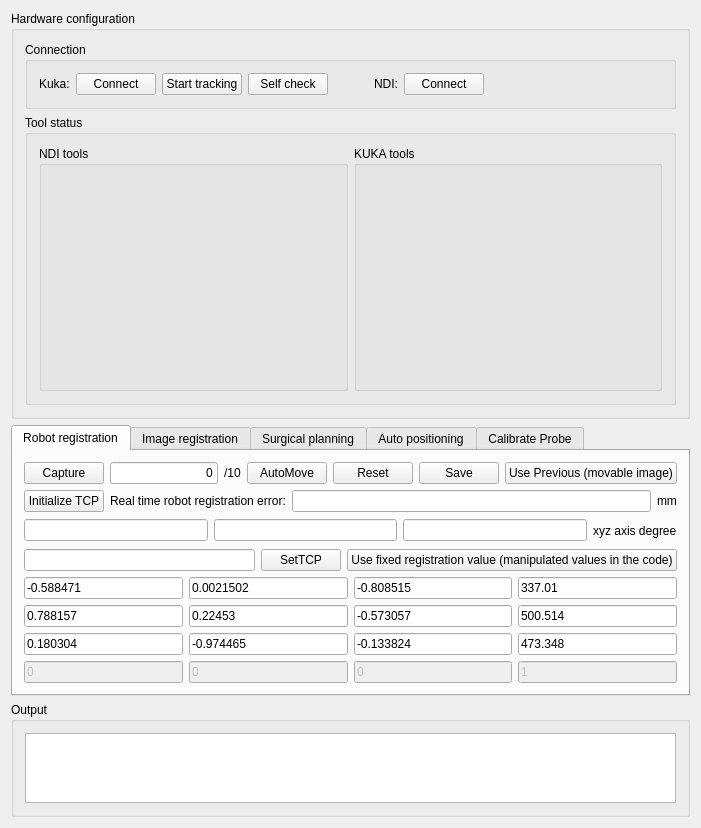
Qt form Plugins/org.mitk.lancet.surgicalsimulate/src/internal/SurgicalSimulateControls.ui (zhaomengxiao/LancetMITK-Adition) before a commit.
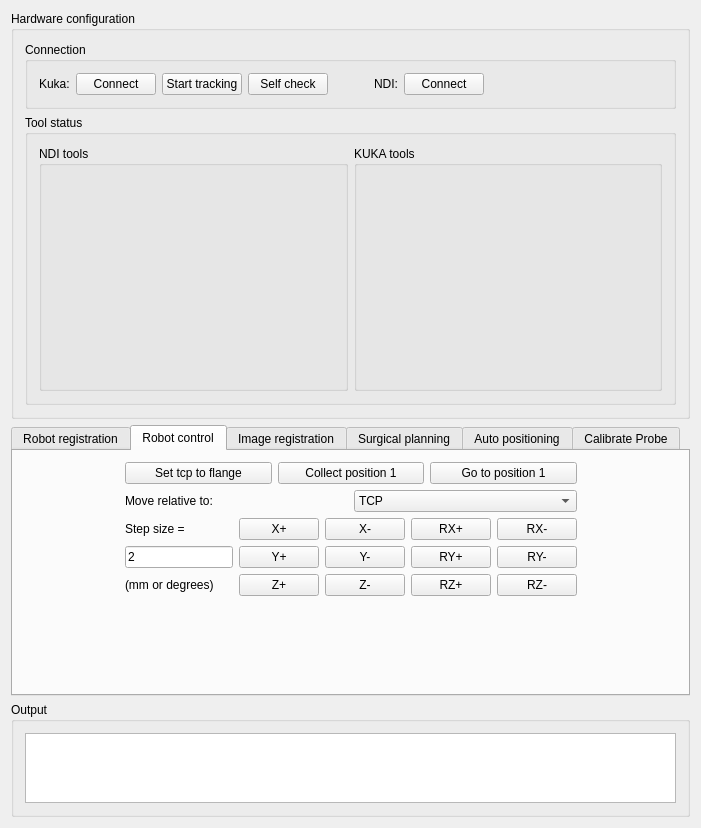
The same form after that commit. Custom widgets are drawn as their Qt base class.

Commit message:
Feature(SurgicalSimulate): kuka control panel
Robot registration trajectory

P0: ca. center of NDI FOV

P1: P0 +y 75 mm

P2: P0 –y 75 mm

P3: P0 +z 75 mm

P4: P0 –z 75 mm

P5: P0 +Rx 15°

P6: P0 -Rx 15°

P7: P0 +Rx 10°

P8: P0 -Rx 10°

P9: P0 +Rz 10°

P10: P0 -Rz 10°

```diff
--- a/Plugins/org.mitk.lancet.surgicalsimulate/src/internal/SurgicalSimulateControls.ui
+++ b/Plugins/org.mitk.lancet.surgicalsimulate/src/internal/SurgicalSimulateControls.ui
@@ -7,7 +7,7 @@
     <x>0</x>
     <y>0</y>
     <width>701</width>
-    <height>749</height>
+    <height>760</height>
    </rect>
   </property>
   <property name="minimumSize">
@@ -188,7 +188,7 @@
    <item row="1" column="0">
     <widget class="QTabWidget" name="tabWidget">
      <property name="currentIndex">
-      <number>0</number>
+      <number>1</number>
      </property>
      <widget class="QWidget" name="tab">
       <attribute name="title">
@@ -465,6 +465,214 @@
        </item>
       </layout>
      </widget>
+     <widget class="QWidget" name="tab_6">
+      <attribute name="title">
+       <string>Robot control</string>
+      </attribute>
+      <layout class="QGridLayout" name="gridLayout_15">
+       <item row="0" column="1">
+        <layout class="QHBoxLayout" name="horizontalLayout_17">
+         <item>
+          <widget class="QPushButton" name="pushButton_setFlangeTcp">
+           <property name="text">
+            <string>Set tcp to flange</string>
+           </property>
+          </widget>
+         </item>
+         <item>
+          <widget class="QPushButton" name="pushButton_recordInitial">
+           <property name="text">
+            <string>Collect position 1</string>
+           </property>
+          </widget>
+         </item>
+         <item>
+          <widget class="QPushButton" name="pushButton_goToInitial">
+           <property name="text">
+            <string>Go to position 1</string>
+           </property>
+          </widget>
+         </item>
+        </layout>
+       </item>
+       <item row="1" column="1">
+        <layout class="QHBoxLayout" name="horizontalLayout_15">
+         <item>
+          <widget class="QLabel" name="label_13">
+           <property name="text">
+            <string>Move relative to:</string>
+           </property>
+          </widget>
+         </item>
+         <item>
+          <widget class="QComboBox" name="comboBox_robotMoveType">
+           <item>
+            <property name="text">
+             <string>TCP</string>
+            </property>
+           </item>
+           <item>
+            <property name="text">
+             <string>Robot base</string>
+            </property>
+           </item>
+          </widget>
+         </item>
+        </layout>
+       </item>
+       <item row="2" column="1">
+        <layout class="QGridLayout" name="gridLayout_14">
+         <item row="3" column="6">
+          <widget class="QPushButton" name="pushButton_rym">
+           <property name="text">
+            <string>RY-</string>
+           </property>
+          </widget>
+         </item>
+         <item row="4" column="4">
+          <widget class="QPushButton" name="pushButton_zm">
+           <property name="text">
+            <string>Z-</string>
+           </property>
+          </widget>
+         </item>
+         <item row="3" column="4">
+          <widget class="QPushButton" name="pushButton_ym">
+           <property name="text">
+            <string>Y-</string>
+           </property>
+          </widget>
+         </item>
+         <item row="4" column="1">
+          <widget class="QLabel" name="label_15">
+           <property name="text">
+            <string>(mm or degrees)</string>
+           </property>
+          </widget>
+         </item>
+         <item row="1" column="3">
+          <widget class="QPushButton" name="pushButton_xp">
+           <property name="text">
+            <string>X+</string>
+           </property>
+          </widget>
+         </item>
+         <item row="4" column="5">
+          <widget class="QPushButton" name="pushButton_rzp">
+           <property name="text">
+            <string>RZ+</string>
+           </property>
+          </widget>
+         </item>
+         <item row="3" column="5">
+          <widget class="QPushButton" name="pushButton_ryp">
+           <property name="text">
+            <string>RY+</string>
+           </property>
+          </widget>
+         </item>
+         <item row="3" column="1">
+          <widget class="QLineEdit" name="lineEdit_intuitiveValue">
+           <property name="text">
+            <string>2</string>
+           </property>
+          </widget>
+         </item>
+         <item row="1" column="6">
+          <widget class="QPushButton" name="pushButton_rxm">
+           <property name="text">
+            <string>RX-</string>
+           </property>
+          </widget>
+         </item>
+         <item row="3" column="3">
+          <widget class="QPushButton" name="pushButton_yp">
+           <property name="text">
+            <string>Y+</string>
+           </property>
+          </widget>
+         </item>
+         <item row="4" column="3">
+          <widget class="QPushButton" name="pushButton_zp">
+           <property name="text">
+            <string>Z+</string>
+           </property>
+          </widget>
+         </item>
+         <item row="1" column="5">
+          <widget class="QPushButton" name="pushButton_rxp">
+           <property name="text">
+            <string>RX+</string>
+           </property>
+          </widget>
+         </item>
+         <item row="1" column="4">
+          <widget class="QPushButton" name="pushButton_xm">
+           <property name="text">
+            <string>X-</string>
+           </property>
+          </widget>
+         </item>
+         <item row="4" column="6">
+          <widget class="QPushButton" name="pushButton_rzm">
+           <property name="text">
+            <string>RZ-</string>
+           </property>
+          </widget>
+         </item>
+         <item row="1" column="1">
+          <widget class="QLabel" name="label_16">
+           <property name="layoutDirection">
+            <enum>Qt::LeftToRight</enum>
+           </property>
+           <property name="text">
+            <string>Step size =</string>
+           </property>
+          </widget>
+         </item>
+        </layout>
+       </item>
+       <item row="1" column="0">
+        <spacer name="horizontalSpacer_3">
+         <property name="orientation">
+          <enum>Qt::Horizontal</enum>
+         </property>
+         <property name="sizeHint" stdset="0">
+          <size>
+           <width>40</width>
+           <height>20</height>
+          </size>
+         </property>
+        </spacer>
+       </item>
+       <item row="1" column="2">
+        <spacer name="horizontalSpacer_4">
+         <property name="orientation">
+          <enum>Qt::Horizontal</enum>
+         </property>
+         <property name="sizeHint" stdset="0">
+          <size>
+           <width>40</width>
+           <height>20</height>
+          </size>
+         </property>
+        </spacer>
+       </item>
+       <item row="3" column="1">
+        <spacer name="verticalSpacer">
+         <property name="orientation">
+          <enum>Qt::Vertical</enum>
+         </property>
+         <property name="sizeHint" stdset="0">
+          <size>
+           <width>20</width>
+           <height>40</height>
+          </size>
+         </property>
+        </spacer>
+       </item>
+      </layout>
+     </widget>
      <widget class="QWidget" name="tab_2">
       <attribute name="title">
        <string>Image registration</string>
```
The commit also changes 6 other files.
